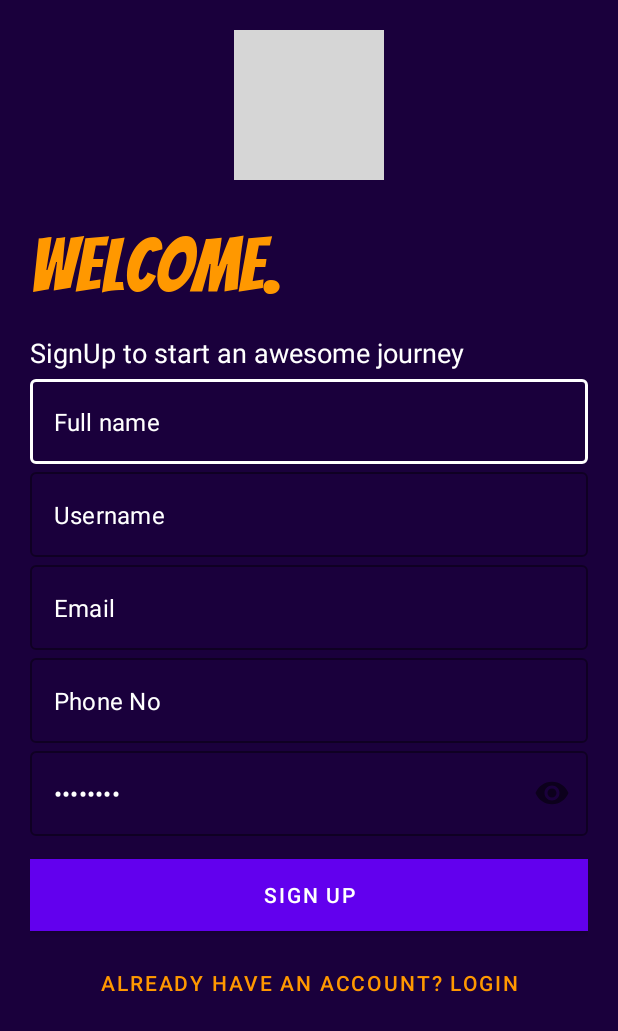
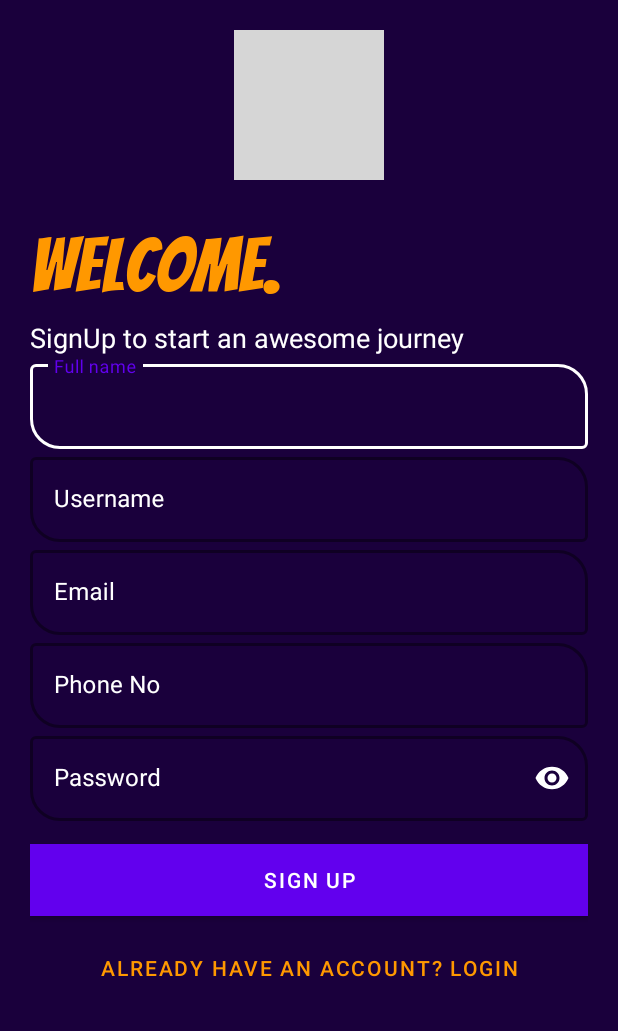
Before and after one commit to Spgtx/HealthAtHand, an Android app: the Signup screen opened directly, with no data from a screen before it, on a phone screen of 412 x 824 dp. Shown: the top 1031 px of the screen. Run offline under Robolectric (Android 15) with nearby library versions, the phone set to English and light mode, and no system bars; Roboto replaces fonts that are not available here; grey boxes are pictures that could not be loaded.

Commit message:
signup_finish

```diff
--- a/app/src/main/res/layout/activity_signup.xml
+++ b/app/src/main/res/layout/activity_signup.xml
@@ -18,25 +18,26 @@
         android:src="@drawable/pngegg4"
         android:layout_marginBottom="30dp"
         android:transitionName="logo_image"/>
+
     <TextView
-        android:layout_marginTop="-25dp"
         android:id="@+id/logo_name"
         android:layout_width="wrap_content"
         android:layout_height="wrap_content"
+        android:layout_marginTop="-25dp"
+        android:fontFamily="@font/bangers"
         android:text="@string/welcome"
         android:textColor="#FF9800"
         android:textSize="50sp"
-        android:fontFamily="@font/bangers"
-        android:transitionName="logo_text"/>
+        android:transitionName="logo_text" />
 
     <TextView
-        android:layout_marginTop="10dp"
         android:id="@+id/slogan"
         android:layout_width="wrap_content"
         android:layout_height="wrap_content"
         android:text="@string/signup_to_start_an_awesome_journey"
         android:textSize="18sp"
-        android:textColor="@color/white"/>
+        android:textColor="@color/white"
+        android:transitionName="infor"/>
 
 
     <LinearLayout
@@ -47,17 +48,23 @@
 
 
         <com.google.android.material.textfield.TextInputLayout
-            android:id="@+id/full_name"
+            android:id="@+id/name"
             android:layout_width="match_parent"
             android:layout_height="wrap_content"
             style="@style/Widget.MaterialComponents.TextInputLayout.OutlinedBox"
+            app:boxStrokeWidth="2dp"
+            app:boxStrokeErrorColor="#FF0000"
+            app:boxCornerRadiusTopEnd="20dp"
+            app:boxCornerRadiusBottomStart="20dp"
             app:boxStrokeColor="@color/white"
+            android:textColorHint="@color/white"
             >
             <com.google.android.material.textfield.TextInputEditText
                 android:layout_width="match_parent"
                 android:layout_height="wrap_content"
-                android:text="@string/full_name"
-                android:textColor="@color/white">
+                android:hint="@string/full_name"
+                android:textColor="@color/white"
+                android:inputType="text">
 
             </com.google.android.material.textfield.TextInputEditText>
         </com.google.android.material.textfield.TextInputLayout>
@@ -69,12 +76,22 @@
             android:layout_height="wrap_content"
             style="@style/Widget.MaterialComponents.TextInputLayout.OutlinedBox"
             app:boxStrokeColor="@color/white"
+            app:boxStrokeWidth="2dp"
+            app:boxStrokeErrorColor="#FF0000"
+            app:boxCornerRadiusTopEnd="20dp"
+            app:boxCornerRadiusBottomStart="20dp"
+
+            app:counterMaxLength="15"
+            app:counterTextColor="@color/white"
+            android:textColorHint="@color/white"
             >
             <com.google.android.material.textfield.TextInputEditText
                 android:layout_width="match_parent"
                 android:layout_height="wrap_content"
-                android:text="@string/username"
-                android:textColor="@color/white">
+                android:hint="@string/username"
+                android:textColor="@color/white"
+                android:inputType="text"
+                android:transitionName="username">
 
             </com.google.android.material.textfield.TextInputEditText>
         </com.google.android.material.textfield.TextInputLayout>
@@ -86,11 +103,16 @@
             android:layout_height="wrap_content"
             style="@style/Widget.MaterialComponents.TextInputLayout.OutlinedBox"
             app:boxStrokeColor="@color/white"
+            app:boxStrokeWidth="2dp"
+            app:boxStrokeErrorColor="#FF0000"
+            app:boxCornerRadiusTopEnd="20dp"
+            app:boxCornerRadiusBottomStart="20dp"
+            android:textColorHint="@color/white"
             >
             <com.google.android.material.textfield.TextInputEditText
                 android:layout_width="match_parent"
                 android:layout_height="wrap_content"
-                android:text="@string/email"
+                android:hint="Email"
                 android:textColor="@color/white"
                 android:inputType="textEmailAddress">
 
@@ -105,11 +127,19 @@
             android:layout_height="wrap_content"
             style="@style/Widget.MaterialComponents.TextInputLayout.OutlinedBox"
             app:boxStrokeColor="@color/white"
+            app:boxStrokeWidth="2dp"
+            app:boxStrokeErrorColor="#FF0000"
+            app:boxCornerRadiusTopEnd="20dp"
+            app:boxCornerRadiusBottomStart="20dp"
+
+            app:counterTextColor="@color/white"
+            app:counterMaxLength="10"
+            android:textColorHint="@color/white"
             >
             <com.google.android.material.textfield.TextInputEditText
                 android:layout_width="match_parent"
                 android:layout_height="wrap_content"
-                android:text="@string/phone_no"
+                android:hint="@string/phone_no"
                 android:textColor="@color/white"
                 android:inputType="phone">
 
@@ -123,32 +153,42 @@
             android:layout_height="wrap_content"
             style="@style/Widget.MaterialComponents.TextInputLayout.OutlinedBox"
             app:boxStrokeColor="@color/white"
-            app:passwordToggleEnabled="true">
+            app:passwordToggleEnabled="true"
+            app:passwordToggleTint="@color/white"
+            app:boxStrokeWidth="2dp"
+            app:boxStrokeErrorColor="#FF0000"
+            app:boxCornerRadiusTopEnd="20dp"
+            app:boxCornerRadiusBottomStart="20dp"
+            android:textColorHint="@color/white">
             <com.google.android.material.textfield.TextInputEditText
                 android:layout_width="match_parent"
                 android:layout_height="wrap_content"
-                android:text="@string/password"
+                android:hint="@string/password"
                 android:textColor="@color/white"
-                android:inputType="textPassword">
+                android:inputType="textPassword"
+                android:transitionName="password">
 
             </com.google.android.material.textfield.TextInputEditText>
         </com.google.android.material.textfield.TextInputLayout>
 
 
-
         <Button
+            android:id="@+id/signup"
             android:layout_width="match_parent"
             android:layout_height="wrap_content"
+            android:layout_marginTop="15dp"
+            android:layout_marginBottom="5dp"
+            android:background="@color/black"
+            android:onClick="registerUser"
             android:text="@string/sign_up"
-            android:background="@color/black"
             android:textColor="@color/white"
-            android:layout_marginTop="15dp"
-            android:layout_marginBottom="5dp"></Button>
+            android:transitionName="login"></Button>
 
 
 
 
         <Button
+            android:id="@+id/bck_login"
             android:layout_width="match_parent"
             android:layout_height="wrap_content"
             android:background="#00000000"
@@ -156,7 +196,8 @@
             android:text="@string/already_have_an_account_login"
             android:elevation="0dp"
             android:textColor="#FF9800"
-            android:layout_margin="5dp"></Button>
+            android:layout_margin="5dp"
+            android:transitionName="no_acc"></Button>
 
     </LinearLayout>
 
```
